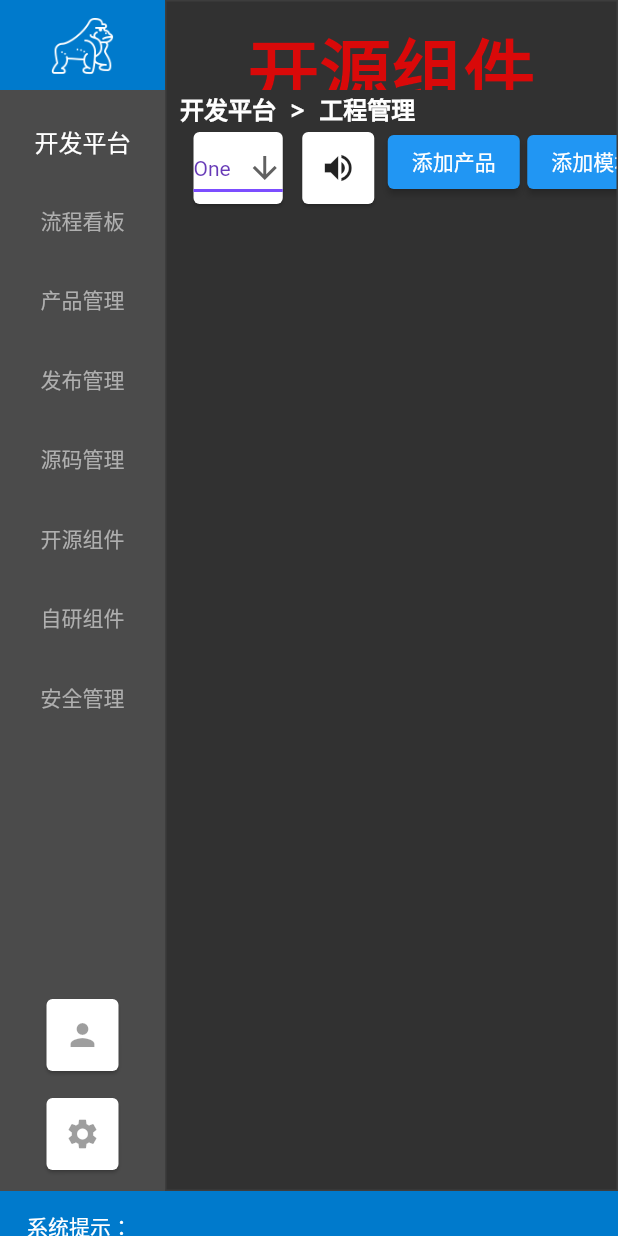
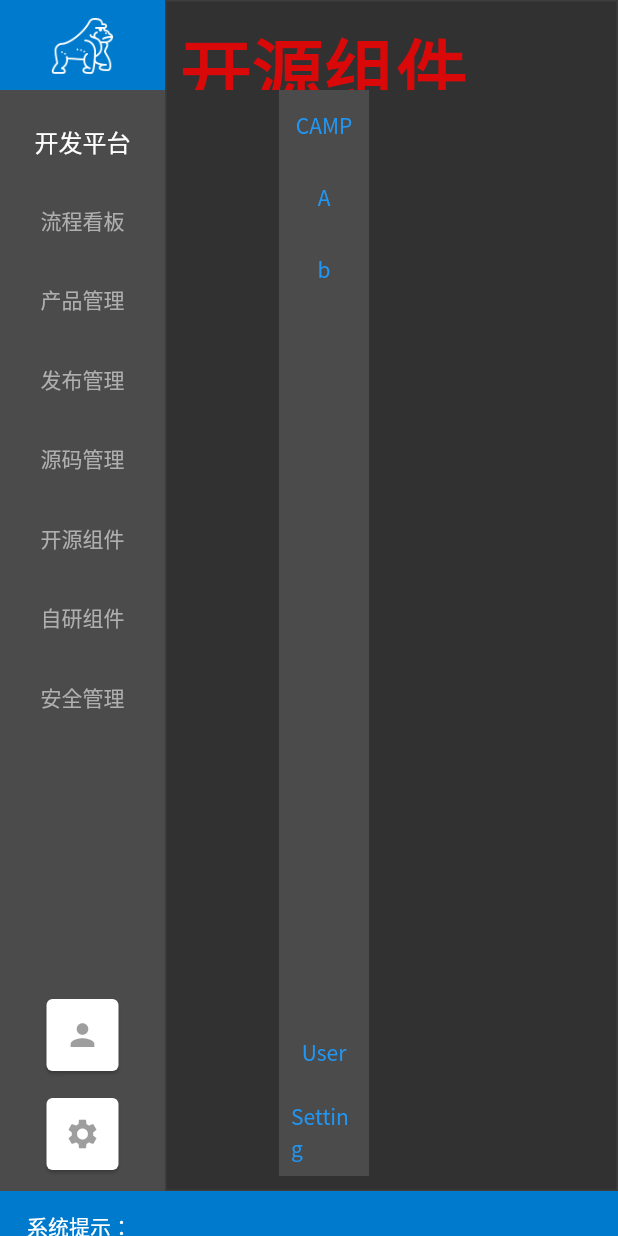
Before and after one commit to AskWeee/mili, a Flutter app: the screen it shows after launch, after a tap on "产品管理", after a tap on "开源组件", on a phone screen of 412 x 824 dp. Run offline on Flutter 3.47's test engine with Material 2 defaults, Android fonts, the phone set to English and light mode, and no system bars; our stand-ins replace event_bus, logger; network calls fail.

Commit message:
add widget OpenJars

```diff
--- a/lib/widgets/app_root.dart
+++ b/lib/widgets/app_root.dart
@@ -1,5 +1,6 @@
 import 'package:flutter/material.dart';
 import 'package:logger/logger.dart';
+import 'package:mili/widgets/devops_open_jars.dart';
 import 'package:mili/widgets/home_footer.dart';
 import 'package:mili/widgets/home_navs.dart';
 import 'devops_products.dart';
@@ -92,7 +93,7 @@ class _AppRootState extends State<AppRoot> {
               break;
             case '开源组件':
               _logger.d("loading open jar console.");
-              navigatorChanged(navigator, const DevopsCampboot());
+              navigatorChanged(navigator, const DevopsOpenJars());
               break;
             case '自研组件':
               _logger.d("loading jar console.");
--- /dev/null
+++ b/lib/widgets/devops_open_jars.dart
@@ -0,0 +1,63 @@
+import 'package:flutter/material.dart';
+import 'package:logger/logger.dart';
+import '../utils/helper.dart';
+
+class DevopsOpenJars extends StatefulWidget {
+  const DevopsOpenJars({super.key});
+
+  @override
+  State<DevopsOpenJars> createState() => _DevopsOpenJarsState();
+}
+
+class _DevopsOpenJarsState extends State<DevopsOpenJars> {
+  var logger = Logger();
+  final Helper _helper = Helper();
+
+  void _onPressedA() {
+    _helper.testDirectoryCreate();
+  }
+
+  void _onPressedB() {
+    _helper.testHttpGet().then((value) {
+      logger.d(value);
+    });
+  }
+
+  Column _layoutMain() {
+    return Column(
+      children: <Widget>[
+        Expanded(
+          flex: 1,
+          child: Container(
+            alignment: Alignment.topLeft,
+            color: const Color.fromRGBO(75, 75, 75, 1),
+            width: 60,
+            child: Wrap(
+              children: [
+                TextButton(onPressed: _onPressedA, child: const Text('CAMP')),
+                TextButton(onPressed: _onPressedA, child: const Text('A')),
+                TextButton(onPressed: _onPressedB, child: const Text('b')),
+              ],
+            ),
+          ),
+        ),
+        Container(
+          width: 60,
+          alignment: Alignment.topLeft,
+          color: const Color.fromRGBO(75, 75, 75, 1),
+          child: Wrap(
+            children: [
+              TextButton(onPressed: _onPressedA, child: const Text('User')),
+              TextButton(onPressed: _onPressedB, child: const Text('Setting')),
+            ],
+          ),
+        ),
+      ],
+    );
+  }
+
+  @override
+  Widget build(BuildContext context) {
+    return _layoutMain();
+  }
+}
```
